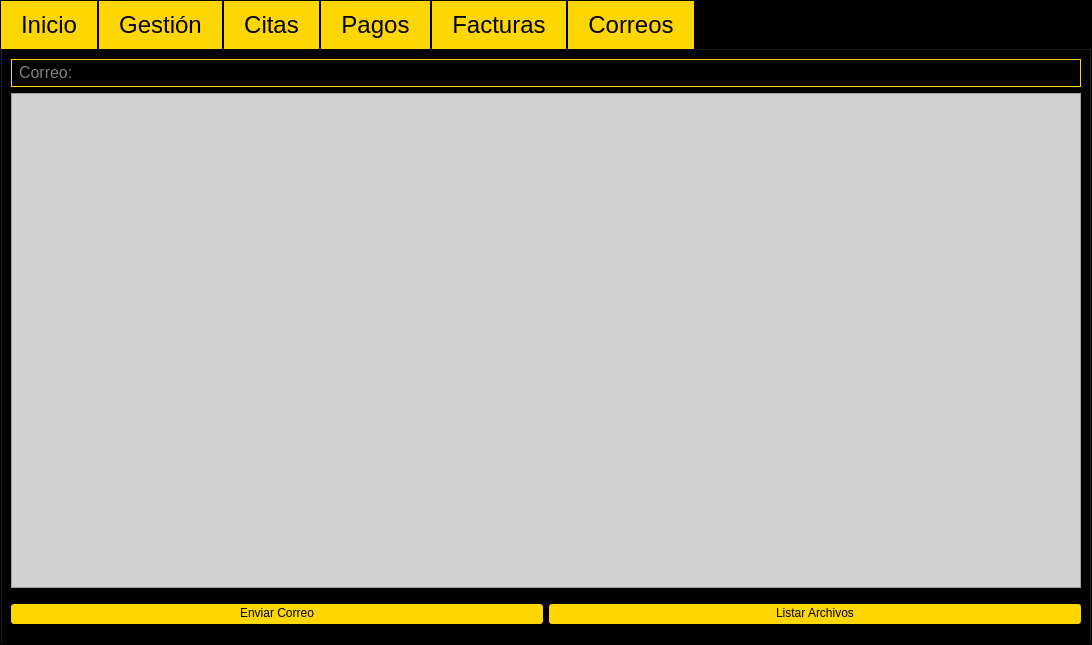
Above: GymFitness/View/gymoperations.ui from J-Pinos3/Desktop_GymManagement before the change. Below: the same form after it.
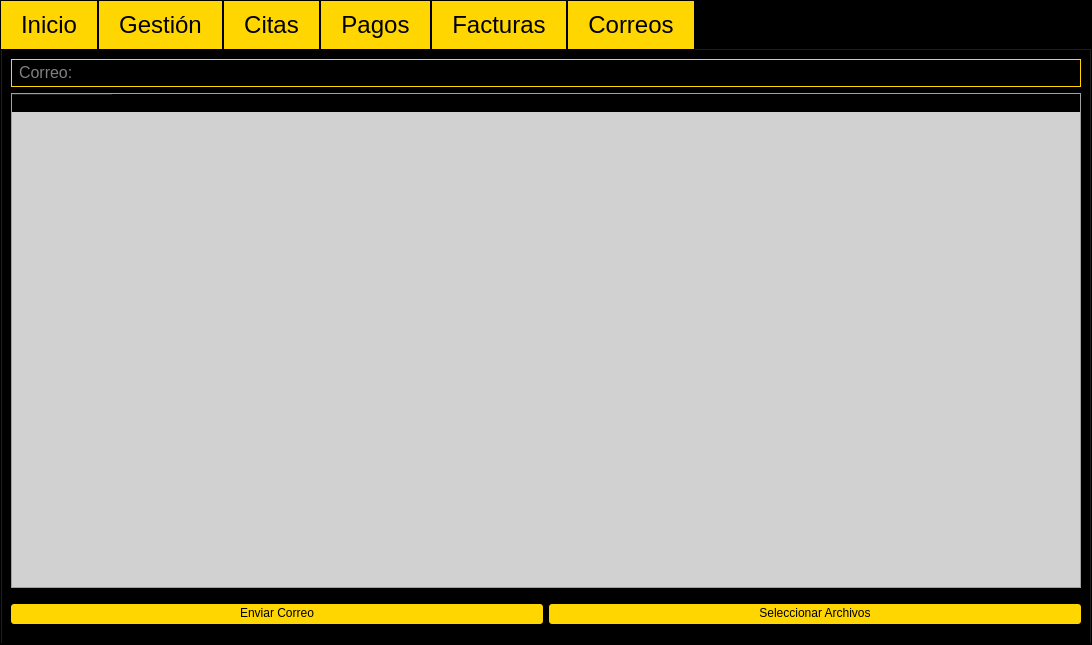
That is the form after the change.

The edit to the form file:
```diff
--- a/GymFitness/View/gymoperations.ui
+++ b/GymFitness/View/gymoperations.ui
@@ -1314,7 +1314,13 @@
           </widget>
          </item>
          <item>
-          <widget class="QTableWidget" name="tblEmailFiles"/>
+          <widget class="QTableWidget" name="tblEmailFiles">
+           <column>
+            <property name="text">
+             <string>Archivo</string>
+            </property>
+           </column>
+          </widget>
          </item>
          <item>
           <layout class="QHBoxLayout" name="horizontalLayout_12">
@@ -1337,7 +1343,7 @@
            <item>
             <widget class="QPushButton" name="btnListFiles">
              <property name="text">
-              <string>Listar Archivos</string>
+              <string>Seleccionar Archivos</string>
              </property>
             </widget>
            </item>
```
